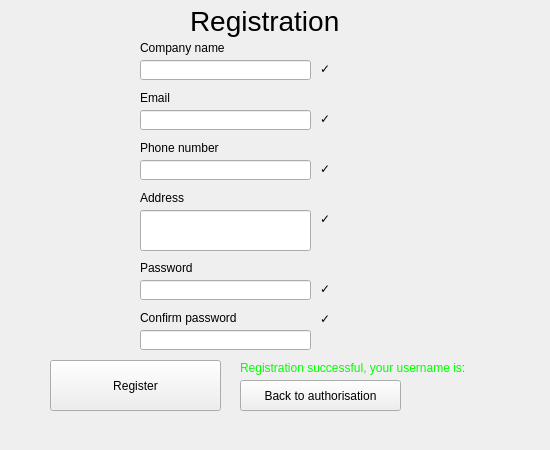
Old version of the form front/authorisation/ui/registration_window.ui in the repository Nyakutka/brewery.
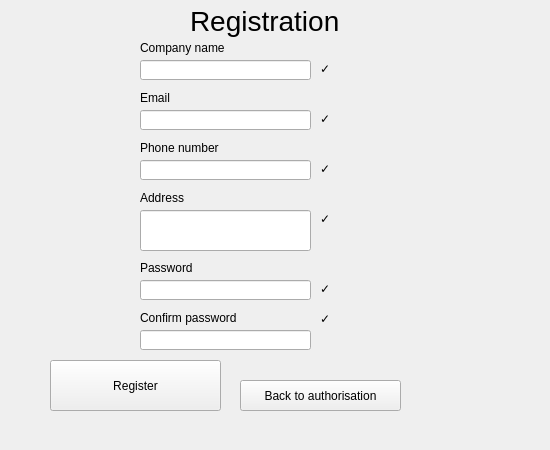
New version of the form.

The edit to the form file:
```diff
--- a/front/authorisation/ui/registration_window.ui
+++ b/front/authorisation/ui/registration_window.ui
@@ -276,22 +276,6 @@
      <string>Back to authorisation</string>
     </property>
    </widget>
-   <widget class="QLabel" name="registration_successful_label">
-    <property name="geometry">
-     <rect>
-      <x>240</x>
-      <y>360</y>
-      <width>281</width>
-      <height>16</height>
-     </rect>
-    </property>
-    <property name="styleSheet">
-     <string notr="true">color: rgb(0, 255, 0);</string>
-    </property>
-    <property name="text">
-     <string>Registration successful, your username is:</string>
-    </property>
-   </widget>
    <widget class="QLabel" name="invalid_company_name_label">
     <property name="geometry">
      <rect>
```
